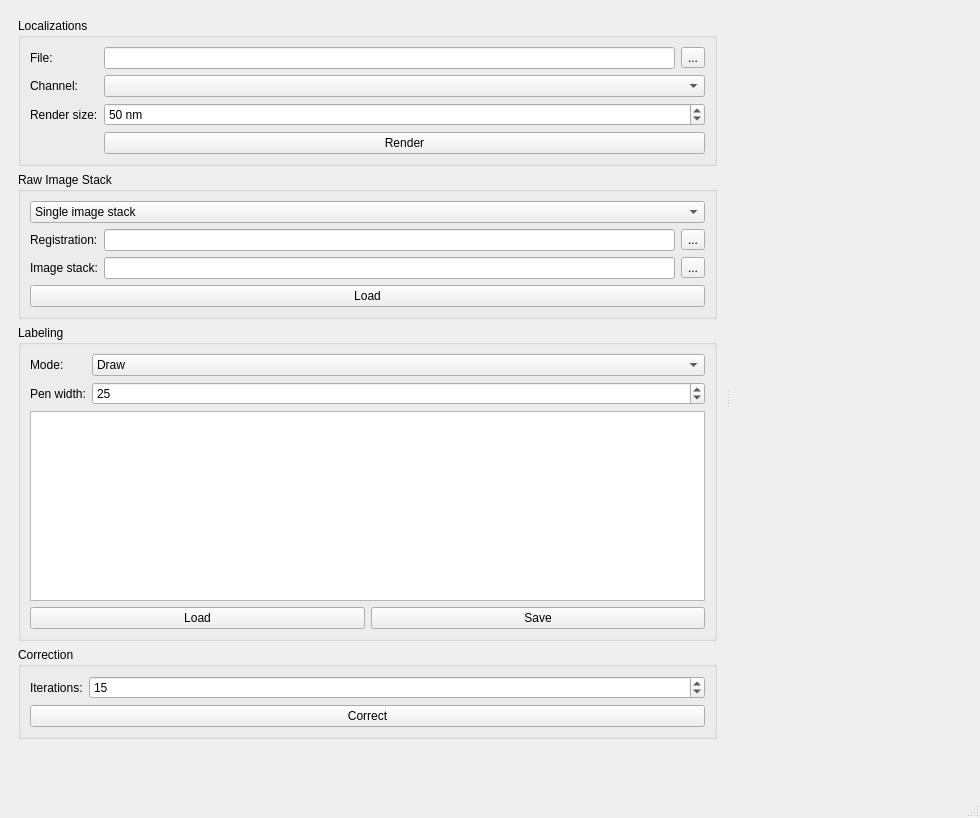
First picture: the form in BleedThroughCorrection/MainWindow.ui, repository CURTLab/NanoMito3D-Platform, before the edit.
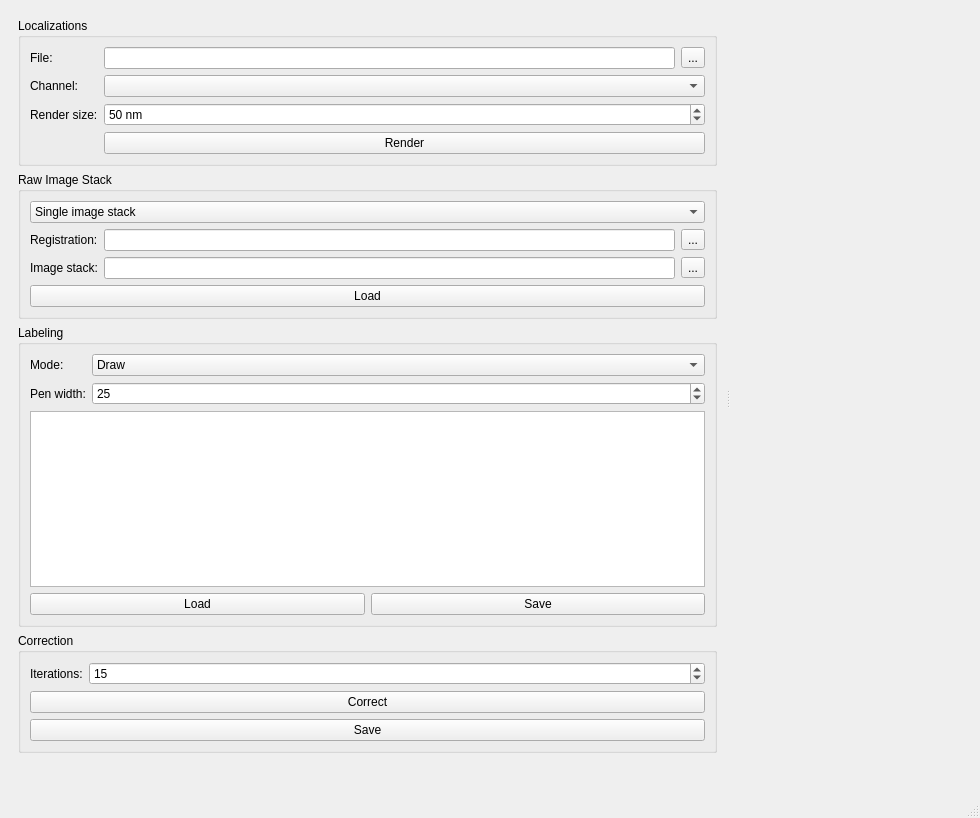
Second picture: the form after the edit. Icons and pictures are not drawn. Custom widgets are drawn as their Qt base class.

Commit message: Added support to save corrected tsf file

Diff of the .ui file:
```diff
--- a/BleedThroughCorrection/MainWindow.ui
+++ b/BleedThroughCorrection/MainWindow.ui
@@ -388,6 +388,13 @@
              </property>
             </widget>
            </item>
+           <item row="2" column="0" colspan="2">
+            <widget class="QPushButton" name="buttonSaveCorrection">
+             <property name="text">
+              <string>Save</string>
+             </property>
+            </widget>
+           </item>
           </layout>
          </widget>
         </item>
```
The commit also changes 2 other files.
